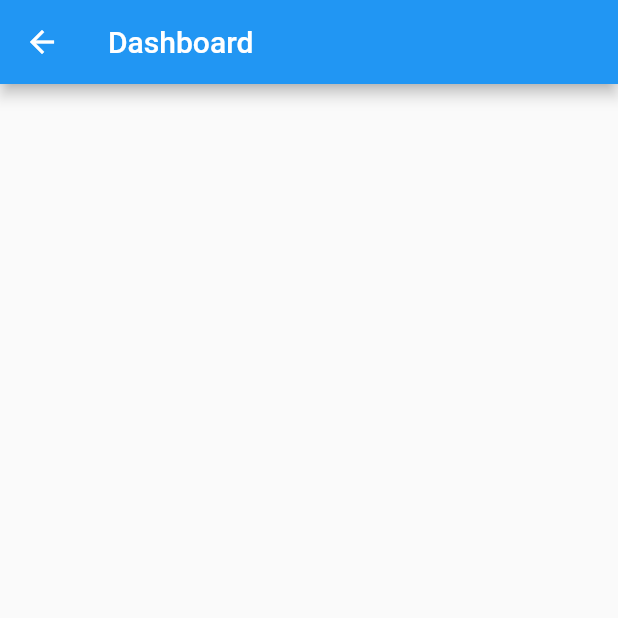
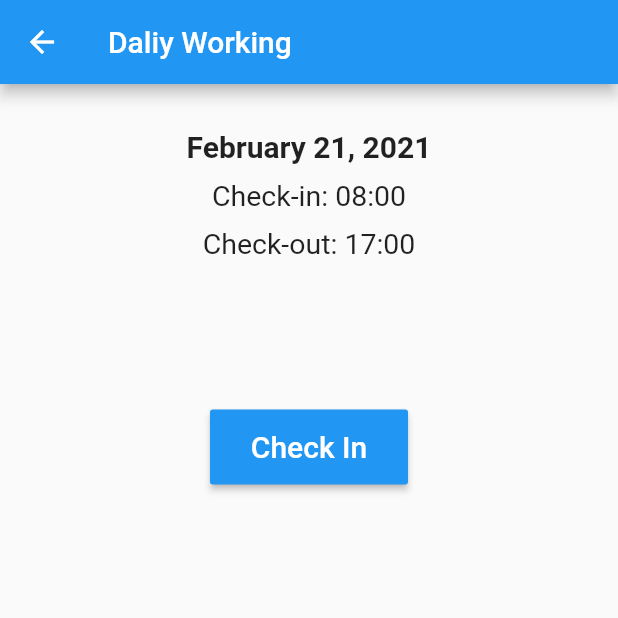
Before and after one commit to voratham/tracking_app, a Flutter app: the DasdhboradPage screen opened directly, on a phone screen of 412 x 824 dp, the top half of it. Run offline on Flutter 3.47's test engine with Material 2 defaults, Android fonts, the phone set to English and light mode, and no system bars.

```diff
--- a/lib/pages/dashboard.dart
+++ b/lib/pages/dashboard.dart
@@ -10,7 +10,60 @@ class _DasdhboradPageState extends State<DasdhboradPage> {
   Widget build(BuildContext context) {
     return Scaffold(
       appBar: AppBar(
-        title: Text("Dashboard"),
+        title: Text("Daliy Working"),
+      ),
+      body: Container(
+        child: Column(
+          children: <Widget>[
+            SizedBox(
+              height: 20,
+            ),
+            Center(
+              child: Column(
+                children: <Widget>[
+                  SizedBox(
+                    height: 10,
+                  ),
+                  Text(
+                    "February 21, 2021",
+                    style: TextStyle(fontWeight: FontWeight.bold, fontSize: 20),
+                  ),
+                  SizedBox(
+                    height: 10,
+                  ),
+                  Text(
+                    "Check-in: 08:00",
+                    style: TextStyle(fontSize: 19),
+                  ),
+                  SizedBox(
+                    height: 10,
+                  ),
+                  Text(
+                    "Check-out: 17:00",
+                    style: TextStyle(fontSize: 19),
+                  ),
+                ],
+              ),
+            ),
+            SizedBox(
+              height: 100,
+            ),
+            RaisedButton(
+                color: Colors.blue,
+                textColor: Colors.white,
+                child: Container(
+                  width: 100,
+                  height: 50,
+                  child: Center(
+                    child: Text(
+                      "Check In",
+                      style: TextStyle(fontSize: 20),
+                    ),
+                  ),
+                ),
+                onPressed: () {})
+          ],
+        ),
       ),
     );
   }
--- a/lib/pages/login.dart
+++ b/lib/pages/login.dart
@@ -18,7 +18,6 @@ class LoginPageState extends State<LoginPage> {
   @override
   initState() {
     super.initState();
-    print("::::::::::: initState ::::::::::::::::::");
   }
 
   Future<void> _showDialogError(String title) async {
@@ -48,7 +47,7 @@ class LoginPageState extends State<LoginPage> {
     );
   }
 
-  void handlerOnSubmit() async {
+  void handleOnSubmit() async {
     setState(() {
       loading = true;
     });
@@ -108,7 +107,7 @@ class LoginPageState extends State<LoginPage> {
               child: Text("Sign In"),
               color: Colors.green,
               textColor: Colors.white,
-              onPressed: loading ? null : () => handlerOnSubmit())
+              onPressed: loading ? null : () => handleOnSubmit())
         ]),
       ),
     ));
```
Also changed, not shown: lib/adapters/dailyWorking.service.dart (added, +34 -0 lines), lib/models/dailyWorking.model.dart (added, +59 -0 lines).
